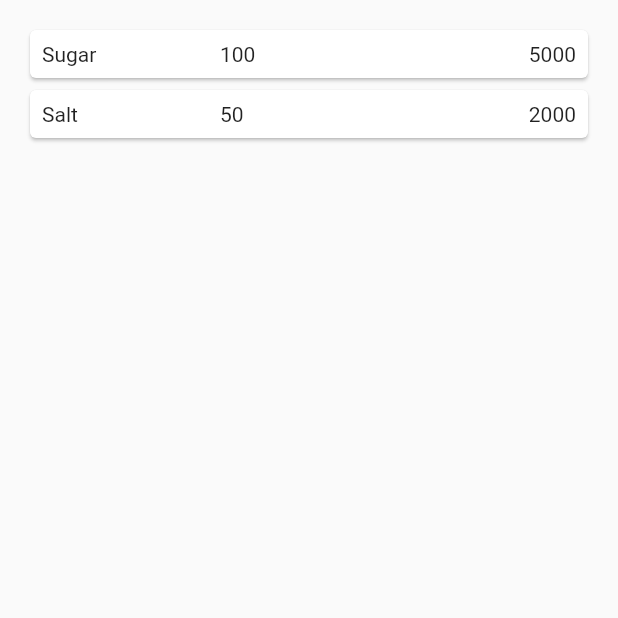
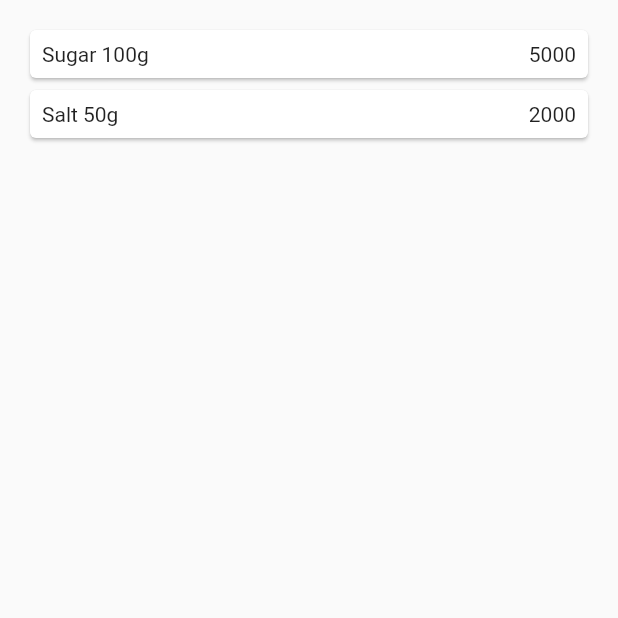
Before and after one commit to mahsyazeta/jbnavigation, a Flutter app: the screen it shows after launch, on a phone screen of 412 x 824 dp, the top half of it. Run offline on Flutter 3.47's test engine with Material 2 defaults, Android fonts, the light colour scheme and no system bars; missing offline and left inert: dart:html, dart:js.

Commit message:
update tugas

```diff
--- a/lib/pages/item_page.dart
+++ b/lib/pages/item_page.dart
@@ -10,7 +10,7 @@ class ItemPage extends StatelessWidget {
       body: Container(
         alignment: Alignment.center,
         child: Text(
-          itemArgs.name + ' \n ' + itemArgs.weight.toString() +' \n ' + itemArgs.price.toString(),
+          itemArgs.name + ' \n ' + itemArgs.weight.toString() +'g'+' \n ' + itemArgs.price.toString(),
           textAlign: TextAlign.center,
         )
       ),
--- a/lib/widgets/card.dart
+++ b/lib/widgets/card.dart
@@ -17,11 +17,7 @@ class card extends StatelessWidget {
         margin: EdgeInsets.all(8),
         child: Row(
           children: [
-            Expanded(child: Text(item.name)),
-            Expanded(child: Text(
-              item.weight.toString(),
-             ),
-            ),
+            Expanded(child: Text(item.name+' '+item.weight.toString()+'g')),
             Expanded(child: Text(
               item.price.toString(),
               textAlign: TextAlign.end,
```
